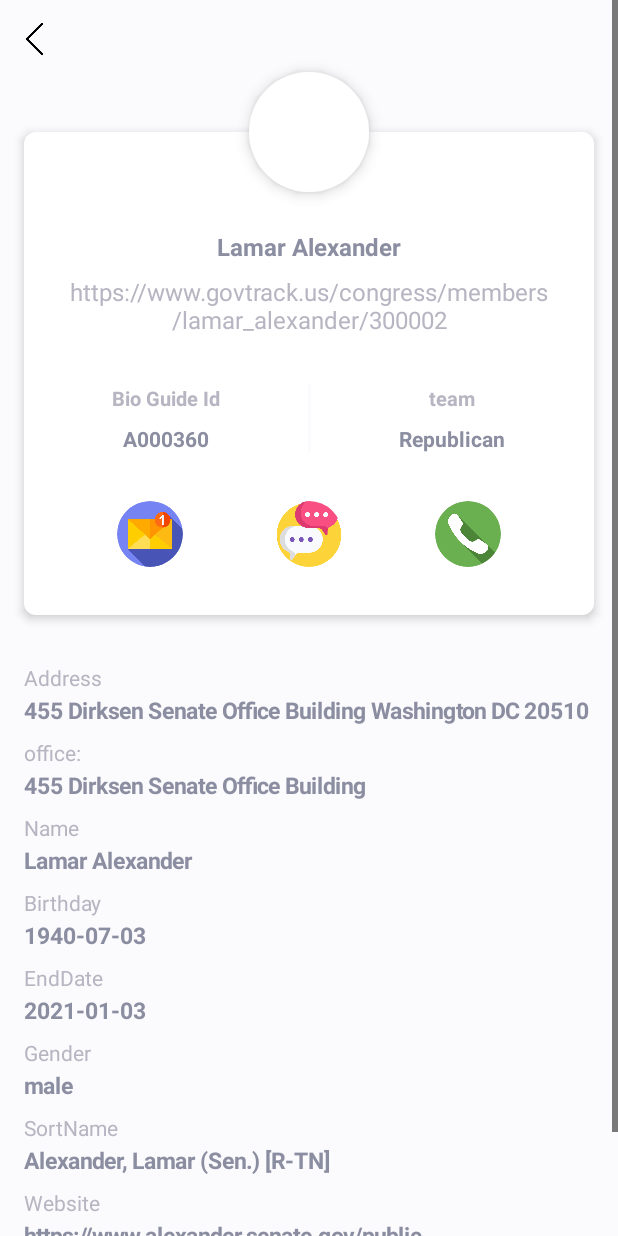
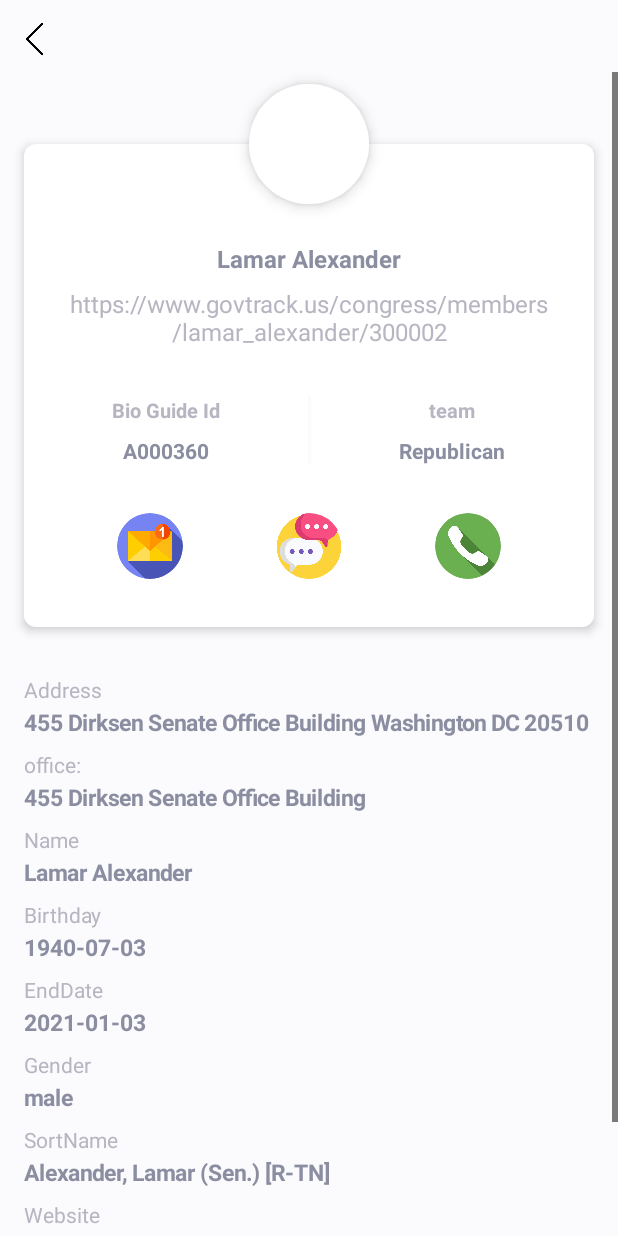
Before and after one commit to AbdulrahmanKassem/StcChallenge, an Android app: the screen it shows after launch (MainActivity), after a tap on an icon or button, on a phone screen of 412 x 824 dp. Run offline under Robolectric (Android 15) with nearby library versions, the phone set to English and light mode, and no system bars; our stand-ins replace data binding, navigation-ui; libraries missing offline, so code that uses them is left out: androidx.constraintlayout.solver; 4 statements that could not run were skipped.

Commit message:
Downgrade project

```diff
--- a/app/src/main/java/com/example/stcchallenge/ui/fragments/senatorsList/SenatorsListFragment.kt
+++ b/app/src/main/java/com/example/stcchallenge/ui/fragments/senatorsList/SenatorsListFragment.kt
@@ -50,7 +50,7 @@ class SenatorsListFragment : Fragment(), SenatorsListPresenter.View {
             }
 
             initViews()
-            presenter.getSenatorsList(requireContext(), viewLifecycleOwner)
+            presenter.getSenatorsList(requireContext())
         }
     }
 
--- a/app/src/main/java/com/example/stcchallenge/ui/fragments/senatorsList/SenatorsListPresenter.kt
+++ b/app/src/main/java/com/example/stcchallenge/ui/fragments/senatorsList/SenatorsListPresenter.kt
@@ -7,7 +7,7 @@ import com.example.stcchallenge.utils.FetchJsonData
 
 open class SenatorsListPresenter(private var view: View? = null) {
 
-    open fun getSenatorsList(context: Context, lifecycleOwner: LifecycleOwner) {
+    open fun getSenatorsList(context: Context) {
         view?.updateList(FetchJsonData.loadStoreData(context))
     }
 
--- a/app/src/main/res/layout/fragment_senator_details.xml
+++ b/app/src/main/res/layout/fragment_senator_details.xml
@@ -10,14 +10,9 @@
             type="com.example.stcchallenge.models.Senator" />
     </data>
 
-    <ScrollView
+    <androidx.constraintlayout.widget.ConstraintLayout
         android:layout_width="match_parent"
         android:layout_height="match_parent">
-
-        <androidx.constraintlayout.widget.ConstraintLayout
-            android:layout_width="match_parent"
-            android:layout_height="wrap_content"
-            tools:context=".ui.fragments.SenatorDetailsFragment">
 
         <androidx.appcompat.widget.AppCompatImageView
             android:id="@+id/arrow"
@@ -32,6 +27,20 @@
             app:onBackPressed="@{true}"
             app:srcCompat="@drawable/left_arrow" />
 
+        <ScrollView
+            android:layout_width="0dp"
+            android:layout_height="0dp"
+            android:layout_marginTop="8dp"
+            app:layout_constraintBottom_toBottomOf="parent"
+            app:layout_constraintEnd_toEndOf="parent"
+            app:layout_constraintStart_toStartOf="parent"
+            app:layout_constraintTop_toBottomOf="@+id/arrow">
+
+            <androidx.constraintlayout.widget.ConstraintLayout
+                android:layout_width="match_parent"
+                android:layout_height="wrap_content"
+                tools:context=".ui.fragments.SenatorDetailsFragment">
+
 
                 <include
                     android:id="@+id/cell_senator_details"
@@ -40,7 +49,7 @@
                     android:layout_height="wrap_content"
                     app:layout_constraintEnd_toEndOf="parent"
                     app:layout_constraintStart_toStartOf="parent"
-                app:layout_constraintTop_toBottomOf="@+id/arrow"
+                    app:layout_constraintTop_toTopOf="parent"
                     app:senator="@{senator}" />
 
                 <com.example.stcchallenge.views.InformationView
@@ -178,4 +187,7 @@
             </androidx.constraintlayout.widget.ConstraintLayout>
 
         </ScrollView>
+
+    </androidx.constraintlayout.widget.ConstraintLayout>
+
 </layout>
--- a/build.gradle
+++ b/build.gradle
@@ -5,7 +5,7 @@ buildscript {
         jcenter()
     }
     dependencies {
-        classpath "com.android.tools.build:gradle:7.0.0-alpha04"
+        classpath 'com.android.tools.build:gradle:4.1.1'
         classpath "org.jetbrains.kotlin:kotlin-gradle-plugin:1.4.21"
 
         // NOTE: Do not place your application dependencies here; they belong
```
Also changed, not shown: app/build.gradle (+0 -7 lines), 1 other file. Lines whose indentation alone changed are shown as unchanged.
